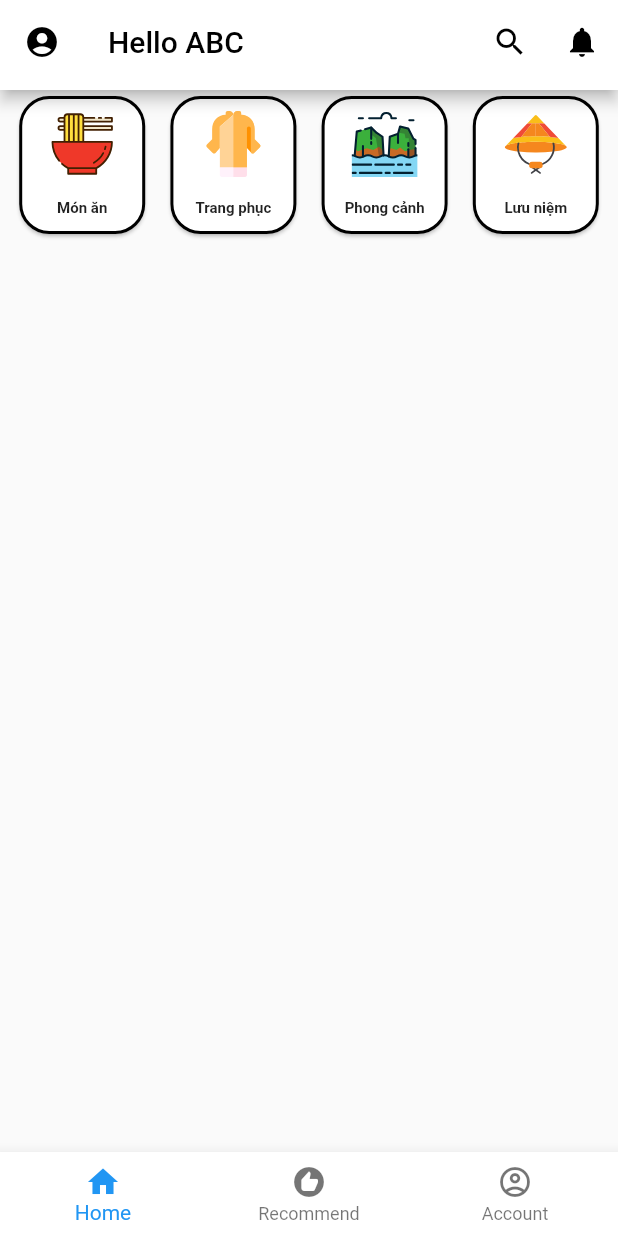
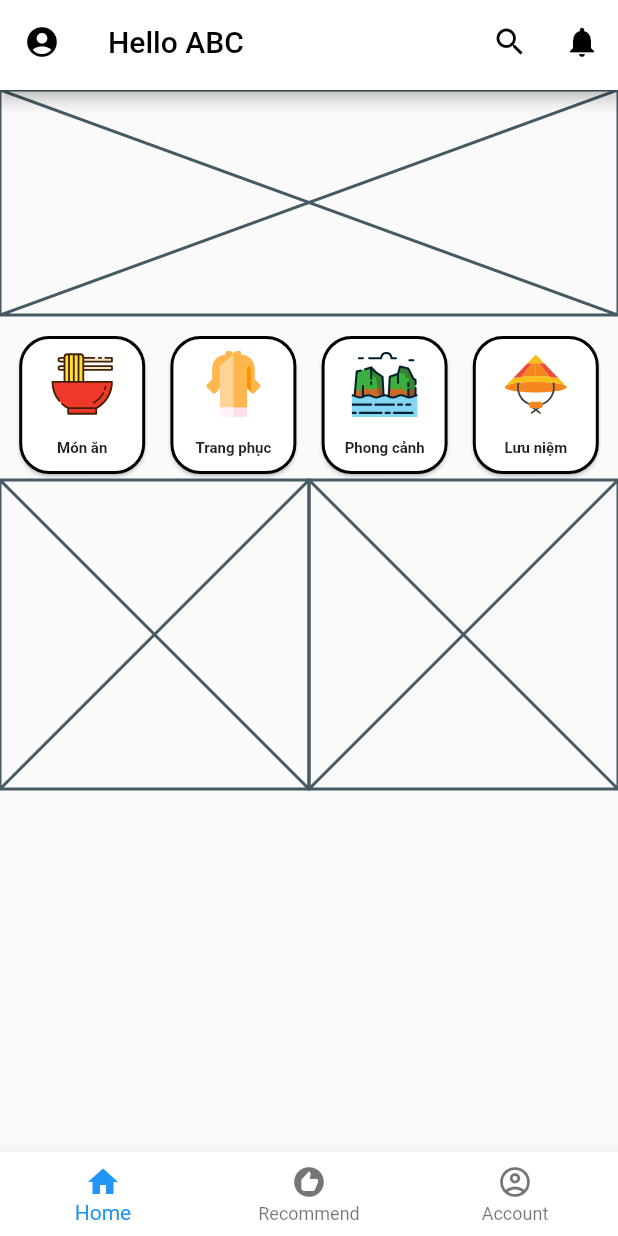
Before and after one commit to TungLam111/flutter_vietnam_app, a Flutter app: the screen it shows after launch, on a phone screen of 412 x 824 dp. Run offline on Flutter 3.47's test engine with Material 2 defaults, Android fonts, the phone set to English and light mode, and no system bars; our stand-ins replace flutter_svg.

Commit message:
Placeholder temp

```diff
--- a/lib/pages/home/home_page.dart
+++ b/lib/pages/home/home_page.dart
@@ -32,13 +32,24 @@ class _MyHomePageState extends State<MyHomePage> {
           ]
         ),
       ),
-      body:Row(
+      body:Column(
+        children: [
+          //Placeholder dùng để phác họa
+          Placeholder(fallbackWidth: 20,fallbackHeight: 150,),
+          SizedBox(height: 10,),
+          Row(
             mainAxisAlignment: MainAxisAlignment.spaceEvenly,
             children: [
               IconCustom(svgAssetPath: 'assets/icons/noodles.svg',textLabel: 'Món ăn'),
               IconCustom(svgAssetPath: 'assets/icons/tunic.svg',textLabel: 'Trang phục'),
               IconCustom(svgAssetPath: 'assets/icons/halong-bay-vietnam.svg',textLabel: 'Phong cảnh'),
               IconCustom(svgAssetPath: 'assets/icons/asian-hat.svg',textLabel: 'Lưu niệm'),
+            ],),
+          Row(
+            children: [
+              Placeholder(fallbackWidth: MediaQuery.of(context).size.width/2,fallbackHeight: MediaQuery.of(context).size.width/2,),
+              Placeholder(fallbackWidth: MediaQuery.of(context).size.width/2,fallbackHeight: MediaQuery.of(context).size.width/2,)
+            ],)
           ],
       ),
       bottomNavigationBar: BottomNavigationBar(
```
Lines whose indentation alone changed are shown as unchanged.
